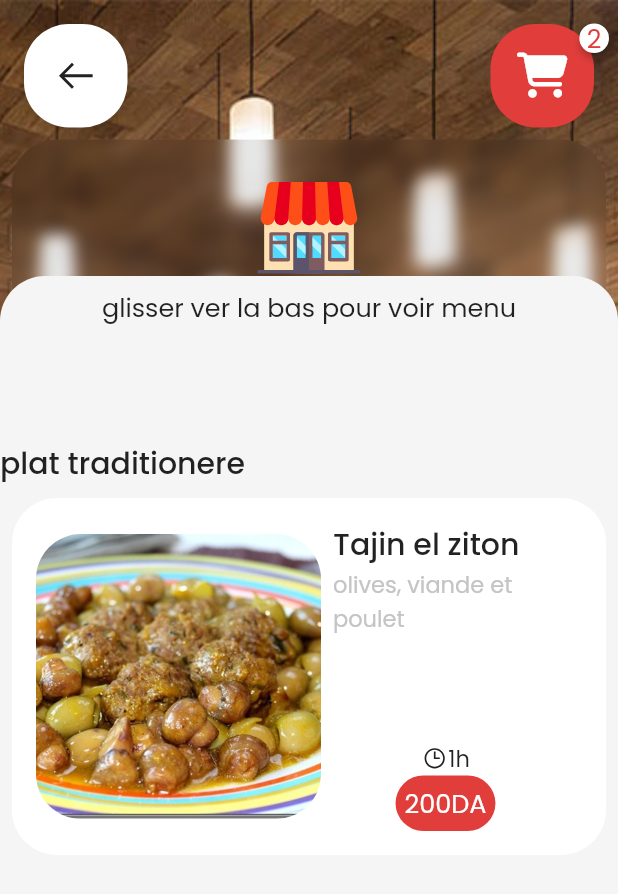
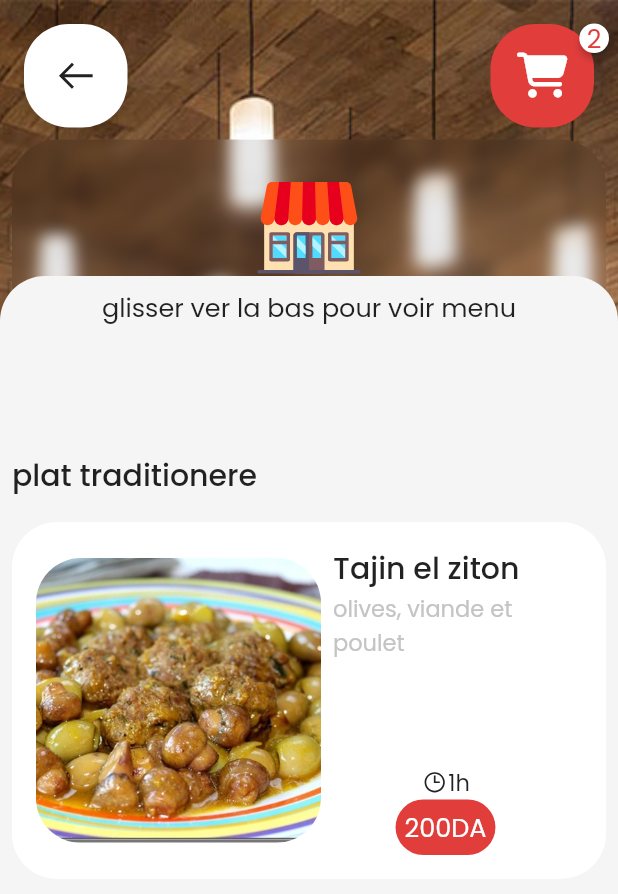
Before and after one commit to HoussemRabah/maclat, a Flutter app: the StoreScreen screen opened directly with sample values from the repository, scrolled down 576 dp, on a phone screen of 412 x 824 dp. Shown: the top 894 px of the screen. Run offline on Flutter 3.47's test engine with Material 2 defaults, Android fonts, the phone set to English and light mode, and no system bars; drawn by our look-alikes of badges, grouped_list; our stand-ins replace blur, card_swiper, dots_indicator, flutter_bloc, flutter_custom_clippers, flutter_svg and 5 more; missing offline and left inert: stepper_counter_swipe.

Commit message:
improve UI

```diff
--- a/lib/UI/Screens/store.dart
+++ b/lib/UI/Screens/store.dart
@@ -151,9 +151,13 @@ class _StoreScreenState extends State<StoreScreen> {
                             return (element.store == widget.store);
                           }).toList(),
                           groupBy: (element) => (element as Food).category,
-                          groupSeparatorBuilder: (String groupByValue) => Text(
-                            groupByValue,
-                            style: textStyleSouTitle,
+                          groupSeparatorBuilder: (String groupByValue) =>
+                              Padding(
+                            padding: const EdgeInsets.all(8.0),
+                            child: Text(
+                              groupByValue,
+                              style: textStyleSouTitle,
+                            ),
                           ),
                           itemBuilder: (context, dynamic element) =>
                               FoodCard(label: false, food: element),
```
